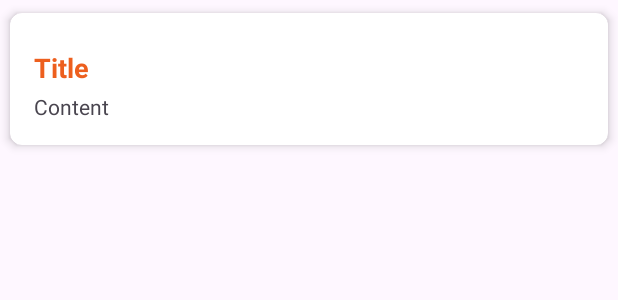
After one commit to Manulakshan/MyNote, an Android app: the layout note_item.xml on its own in the app's theme, with its tools: preview values and no code run, on a phone screen of 412 x 824 dp. The commit adds this screen. Shown: the top 300 px of the screen. Run offline under Robolectric (Android 15) with nearby library versions, the phone set to English and light mode, and no system bars.

Commit message:
read commit

```diff
--- /dev/null
+++ b/app/src/main/res/layout/note_item.xml
@@ -0,0 +1,45 @@
+<?xml version="1.0" encoding="utf-8"?>
+<androidx.cardview.widget.CardView
+    xmlns:android="http://schemas.android.com/apk/res/android"
+    xmlns:app="http://schemas.android.com/apk/res-auto"
+    android:layout_width="match_parent"
+    android:layout_height="wrap_content"
+    app:cardCornerRadius="8dp"
+    app:cardElevation="4dp"
+    app:cardUseCompatPadding="true">
+
+    <LinearLayout
+        android:layout_width="match_parent"
+        android:layout_height="wrap_content"
+        android:orientation="vertical"
+        android:padding="16dp">
+
+        <RelativeLayout
+            android:layout_width="match_parent"
+            android:layout_height="wrap_content"
+            android:orientation="horizontal"
+            android:layout_marginTop="8dp">
+
+            <TextView
+                android:id="@+id/titleTextView"
+                android:layout_width="wrap_content"
+                android:layout_height="wrap_content"
+                android:text="Title"
+                android:textColor="@color/orange"
+                android:textSize="18sp"
+                android:textStyle="bold"/>
+        </RelativeLayout>
+
+        <TextView
+            android:id="@+id/contentTextView"
+            android:layout_width="wrap_content"
+            android:layout_height="wrap_content"
+            android:text="Content"
+            android:maxLines="3"
+            android:layout_marginTop="4dp"/>
+
+    </LinearLayout>
+
+
+
+</androidx.cardview.widget.CardView>
```
Also changed, not shown: app/src/main/java/com/example/mynote/MainActivity.kt (+15 -1 lines), app/src/main/java/com/example/mynote/NotesAdapter.kt (added, +38 -0 lines), app/src/main/java/com/example/mynote/NotesDatabaseHelper.kt (+20 -0 lines), app/src/main/res/layout/activity_main.xml (+18 -0 lines).
